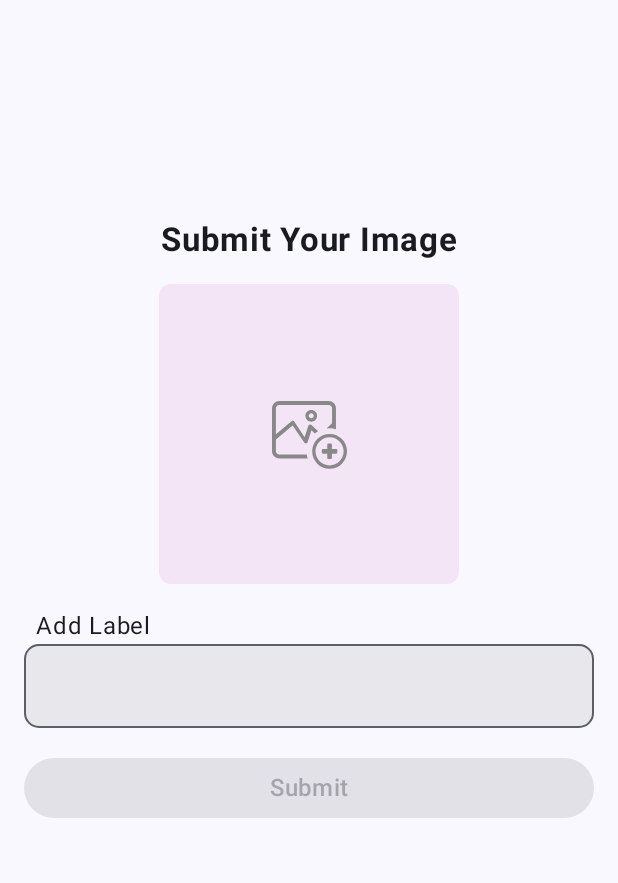
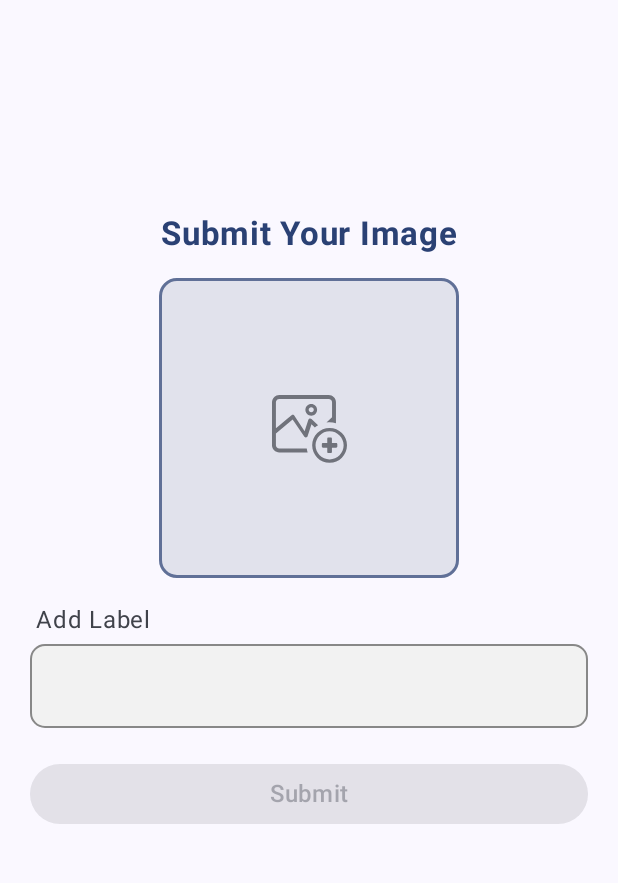
Before and after one commit to tanuj-j18/Jay-Labs-minibtp, an Android app built with Jetpack Compose: the screen it shows after launch (MainActivity), after a tap on "Skip", on a phone screen of 412 x 824 dp, the part 96-979 px from its top. Run offline under Robolectric (Android 15) with nearby library versions, the phone set to English and light mode, and no system bars; our stand-ins replace Dagger/Hilt's generated code, Firebase (no records; nobody signed in at launch, a user with empty details on screens opened directly); pictures from the network do not load.

Commit message:
Force pushing local changes

```diff
--- a/Jay-Labs-basic/app/src/main/java/com/example/jaylabs/MainActivity.kt
+++ b/Jay-Labs-basic/app/src/main/java/com/example/jaylabs/MainActivity.kt
@@ -35,6 +35,7 @@ class MainActivity : ComponentActivity() {
 
             val topBarHiddenRoutes = listOf(
                 Route.AuthScreen.route, Route.LogIn.route, Route.SignUp.route,
+                Route.ForgotPassword.route
             )
 
             val drawerState =  rememberDrawerState(DrawerValue.Closed)
--- a/Jay-Labs-basic/app/src/main/java/com/example/jaylabs/auth/signup/SignUpScreen.kt
+++ b/Jay-Labs-basic/app/src/main/java/com/example/jaylabs/auth/signup/SignUpScreen.kt
@@ -16,6 +16,7 @@ import androidx.compose.material3.ButtonDefaults
 import androidx.compose.material3.CircularProgressIndicator
 import androidx.compose.material3.Icon
 import androidx.compose.material3.IconButton
+import androidx.compose.material3.MaterialTheme
 import androidx.compose.material3.Text
 import androidx.compose.runtime.Composable
 import androidx.compose.runtime.LaunchedEffect
@@ -151,7 +152,7 @@ fun SignUpScreen(
                 name = "Log In",
                 text ="Already Have an Account",
                 colorName = Orange,
-                colorText = Color.Black
+                colorText = MaterialTheme.colorScheme.secondary
             )
 
         }
--- a/Jay-Labs-basic/app/src/main/java/com/example/jaylabs/home/HomeScreen.kt
+++ b/Jay-Labs-basic/app/src/main/java/com/example/jaylabs/home/HomeScreen.kt
@@ -4,8 +4,10 @@ import android.net.Uri
 import android.widget.Toast
 import androidx.activity.compose.rememberLauncherForActivityResult
 import androidx.activity.result.contract.ActivityResultContracts
+import androidx.compose.foundation.BorderStroke
 import androidx.compose.foundation.Image
 import androidx.compose.foundation.background
+import androidx.compose.foundation.border
 import androidx.compose.foundation.clickable
 import androidx.compose.foundation.layout.*
 import androidx.compose.foundation.shape.RoundedCornerShape
@@ -25,11 +27,8 @@ import com.example.jaylabs.R
 import com.example.jaylabs.utils.JayLabsTextField
 
 @Composable
-fun HomeScreen(
-    modifier: Modifier = Modifier,
-
-) {
-    val context= LocalContext.current
+fun HomeScreen(modifier: Modifier = Modifier) {
+    val context = LocalContext.current
     var selectedImageUri by remember { mutableStateOf<Uri?>(null) }
     var description by remember { mutableStateOf("") }
 
@@ -42,6 +41,7 @@ fun HomeScreen(
     Column(
         modifier = modifier
             .fillMaxSize()
+            .background(MaterialTheme.colorScheme.background)
             .padding(16.dp),
         horizontalAlignment = Alignment.CenterHorizontally,
         verticalArrangement = Arrangement.Center
@@ -49,35 +49,17 @@ fun HomeScreen(
         Text(
             text = "Submit Your Image",
             fontSize = 22.sp,
-            fontWeight = FontWeight.Bold
+            fontWeight = FontWeight.Bold,
+            color = MaterialTheme.colorScheme.primary
         )
 
         Spacer(modifier = Modifier.height(16.dp))
 
-        // Image Selection
-        Box(
-            modifier = Modifier
-                .size(200.dp)
-                .background(Color(0xFFF3E5F5), RoundedCornerShape(8.dp))
-                .clickable { imagePickerLauncher.launch("image/*") },
-            contentAlignment = Alignment.Center
-        ) {
-            if (selectedImageUri != null) {
-                Image(
-                    painter = rememberAsyncImagePainter(selectedImageUri),
-                    contentDescription = "Selected Image",
-                    contentScale = ContentScale.Crop,
-                    modifier = Modifier.fillMaxSize()
-                )
-            } else {
-                Icon(
-                    painter = painterResource(id = R.drawable.ic_add_photo), // Use your icon
-                    contentDescription = "Add Image",
-                    tint = Color.Gray,
-                    modifier = Modifier.size(50.dp)
-                )
-            }
-        }
+        // Image Picker Box
+        ImagePickerBox(
+            selectedImageUri = selectedImageUri,
+            onImageClick = { imagePickerLauncher.launch("image/*") }
+        )
 
         Spacer(modifier = Modifier.height(16.dp))
 
@@ -85,21 +67,61 @@ fun HomeScreen(
         JayLabsTextField(
             value = description,
             onValueChange = { description = it },
-            label = { Text("Add Label") },
+            label = { Text("Add Label", color = MaterialTheme.colorScheme.onSurfaceVariant) },
             modifier = Modifier.fillMaxWidth()
         )
 
         Spacer(modifier = Modifier.height(16.dp))
 
-        // Submit Button
+        // Submit Button with Improved Colors
         Button(
             onClick = {
-                Toast.makeText(context,"Submitting",Toast.LENGTH_SHORT).show()
+                Toast.makeText(context, "Submitting", Toast.LENGTH_SHORT).show()
             },
-            modifier = Modifier.fillMaxWidth(),
-            enabled = selectedImageUri != null && description.isNotBlank()
+            modifier = Modifier
+                .fillMaxWidth()
+                .padding(horizontal = 4.dp),
+            enabled = selectedImageUri != null && description.isNotBlank(),
+            colors = ButtonDefaults.buttonColors(
+                containerColor = MaterialTheme.colorScheme.primaryContainer,
+                contentColor = MaterialTheme.colorScheme.onPrimaryContainer
+            ),
+            elevation = ButtonDefaults.buttonElevation(defaultElevation = 4.dp)
         ) {
-            Text(text = "Submit", fontSize = 16.sp)
+            Text(text = "Submit", fontSize = 16.sp, fontWeight = FontWeight.SemiBold)
+        }
+
+    }
+}
+
+// Image Picker Box with Improved Colors & Borders
+@Composable
+fun ImagePickerBox(selectedImageUri: Uri?, onImageClick: () -> Unit) {
+    Box(
+        modifier = Modifier
+            .size(200.dp)
+            .clickable { onImageClick() }
+            .background(MaterialTheme.colorScheme.surfaceVariant, RoundedCornerShape(12.dp))
+            .border(
+                BorderStroke(2.dp, MaterialTheme.colorScheme.primary.copy(alpha = 0.7f)),
+                RoundedCornerShape(12.dp)
+            ),
+        contentAlignment = Alignment.Center
+    ) {
+        if (selectedImageUri != null) {
+            Image(
+                painter = rememberAsyncImagePainter(selectedImageUri),
+                contentDescription = "Selected Image",
+                contentScale = ContentScale.Crop,
+                modifier = Modifier.fillMaxSize()
+            )
+        } else {
+            Icon(
+                painter = painterResource(id = R.drawable.ic_add_photo),
+                contentDescription = "Add Image",
+                tint = MaterialTheme.colorScheme.onSurfaceVariant.copy(alpha = 0.7f),
+                modifier = Modifier.size(50.dp)
+            )
         }
     }
 }
--- a/Jay-Labs-basic/app/src/main/java/com/example/jaylabs/mainapp/MainApp.kt
+++ b/Jay-Labs-basic/app/src/main/java/com/example/jaylabs/mainapp/MainApp.kt
@@ -12,6 +12,7 @@ import androidx.navigation.compose.NavHost
 import androidx.navigation.compose.composable
 import com.example.jaylabs.home.HomeScreen
 import com.example.jaylabs.auth.AuthScreen
+import com.example.jaylabs.auth.ForgotPasswordScreen
 import com.example.jaylabs.auth.login.LogInScreen
 import com.example.jaylabs.auth.signup.SignUpScreen
 import com.example.jaylabs.pastreports.PastReportsScreen
@@ -49,7 +50,7 @@ fun MainApp(
             AuthScreen(navController = navController)
         }
         composable(Route.HomeScreen.route) {
-          HomeScreen()
+            HomeScreen()
         }
         composable(Route.LogIn.route) {
             LogInScreen(navController = navController)
@@ -65,6 +66,10 @@ fun MainApp(
             val reportDescription = backStackEntry.arguments?.getString("reportDescription")
             ReportDetailScreen(reportName = reportName, reportDescription = reportDescription)
         }
+        composable(Route.ForgotPassword.route) {
+            ForgotPasswordScreen(navController = navController)
+        }
+
 
     }
 }
--- a/Jay-Labs-basic/app/src/main/java/com/example/jaylabs/mainapp/Route.kt
+++ b/Jay-Labs-basic/app/src/main/java/com/example/jaylabs/mainapp/Route.kt
@@ -7,5 +7,6 @@ sealed class Route(val route: String) {
    data object SignUp : Route("sign_up")
    data object PastReports:Route("past_reports")
    data object ReportDetails:Route("report_detail")
+   data object ForgotPassword:Route("forgot_password")
 
 }
--- a/Jay-Labs-basic/app/src/main/java/com/example/jaylabs/pastreports/PastReportsScreen.kt
+++ b/Jay-Labs-basic/app/src/main/java/com/example/jaylabs/pastreports/PastReportsScreen.kt
@@ -1,5 +1,6 @@
 package com.example.jaylabs.pastreports
 
+import androidx.compose.foundation.background
 import androidx.compose.foundation.clickable
 import androidx.compose.foundation.layout.*
 import androidx.compose.foundation.lazy.LazyColumn
@@ -31,20 +32,23 @@ fun PastReportsScreen(
         Column(
             modifier = Modifier
                 .fillMaxSize()
+                .background(MaterialTheme.colorScheme.background)
                 .padding(paddingValues)  // ✅ Accounts for Scaffold padding
-                .padding(horizontal = 16.dp, vertical = 70.dp),  // ✅ Adjusts for left-right margins
+                .padding(start = 16.dp, top = 70.dp, end = 16.dp),  // ✅ Adjusts for left-right margins
             horizontalAlignment = Alignment.CenterHorizontally
         ) {
 
 
-
-
             LazyColumn(
                 modifier = Modifier.fillMaxSize(),  // ✅ Full height scrolling
-                contentPadding = PaddingValues(bottom = 16.dp) // ✅ Prevents bottom content clipping
+                contentPadding = PaddingValues(bottom = 8.dp) // ✅ Prevents bottom content clipping
             ) {
                 item {
-                    Text(text = "Your Past Reports", modifier = Modifier.fillMaxWidth(), fontSize = 22.sp, fontWeight = FontWeight.Bold, textAlign = TextAlign.Center)
+                    Text(
+                        text = "Your Past Reports", modifier = Modifier.fillMaxWidth(),
+                        fontSize = 22.sp, fontWeight = FontWeight.Bold, textAlign = TextAlign.Center,
+
+                    )
                     Spacer(modifier = Modifier.height(12.dp))
                 }
                 items(reports) { (reportName, reportDescription) ->
@@ -67,19 +71,23 @@ fun ReportItem(reportName: String, reportDescription: String, onClick: () -> Uni
             .fillMaxWidth()
             .padding(vertical = 8.dp)
             .clickable { onClick() },
-        colors = CardDefaults.cardColors(containerColor = Color(0xFFF3E5F5))
+        colors = CardDefaults.cardColors(
+            containerColor = MaterialTheme.colorScheme.surfaceVariant // ✅ Softer background for light mode
+        ),
+        elevation = CardDefaults.cardElevation(defaultElevation = 4.dp) // ✅ Adds slight shadow for depth
     ) {
         Column(modifier = Modifier.padding(16.dp)) {
             Text(
                 text = reportName,
                 fontSize = 18.sp,
-                fontWeight = FontWeight.Medium
+                fontWeight = FontWeight.Medium,
+                color = MaterialTheme.colorScheme.onSurface // ✅ High contrast text
             )
             Spacer(modifier = Modifier.height(4.dp))
             Text(
                 text = reportDescription,
                 fontSize = 14.sp,
-                color = Color.Gray
+                color = MaterialTheme.colorScheme.onSurface.copy(alpha = 0.7f) // ✅ Balanced contrast
             )
         }
     }
--- a/Jay-Labs-basic/app/src/main/java/com/example/jaylabs/ui/theme/Color.kt
+++ b/Jay-Labs-basic/app/src/main/java/com/example/jaylabs/ui/theme/Color.kt
@@ -11,3 +11,21 @@ val PurpleGrey40 = Color(0xFF625b71)
 val Pink40 = Color(0xFF7D5260)
 
 val Orange=Color(0xFFffa500)
+
+val DarkPrimary = Color(0xFFDF99F0)
+val DarkBackground = Color(0xFF121212)
+val DarkSurface = Color(0xFF1E1E1E)
+val DarkOnPrimary = Color(0xFF000000)
+val DarkOnBackground = Color(0xFFE0E0E0)
+
+val LightPrimary = Color(0xFFDF99F0)
+val LightBackground = Color(0xFFFFFFFF)
+val LightSurface = Color(0xFFF5F5F5)
+val LightOnPrimary = Color(0xFFFFFFFF)
+val LightOnBackground = Color(0xFF000000)
+
+val LightTitleColor = Color(0xFF212121)
+val LightDescriptionColor = Color(0xFF757575)
+
+val DarkTitleColor = Color(0xFFE0E0E0)
+val DarkDescriptionColor = Color(0xFFB0B0B0)
--- a/Jay-Labs-basic/app/src/main/java/com/example/jaylabs/ui/theme/Theme.kt
+++ b/Jay-Labs-basic/app/src/main/java/com/example/jaylabs/ui/theme/Theme.kt
@@ -1,6 +1,5 @@
 package com.example.jaylabs.ui.theme
 
-import android.app.Activity
 import android.os.Build
 import androidx.compose.foundation.isSystemInDarkTheme
 import androidx.compose.material3.MaterialTheme
@@ -12,26 +11,23 @@ import androidx.compose.runtime.Composable
 import androidx.compose.ui.platform.LocalContext
 
 private val DarkColorScheme = darkColorScheme(
-    primary = Purple80,
-    secondary = PurpleGrey80,
-    tertiary = Pink80
+    primary = DarkPrimary,
+    background = DarkBackground,
+    surface = DarkSurface,
+    onPrimary = DarkOnPrimary,
+    onBackground = DarkOnBackground,
+    onSurface = DarkTitleColor
 )
 
 private val LightColorScheme = lightColorScheme(
-    primary = Purple40,
-    secondary = PurpleGrey40,
-    tertiary = Pink40
+    primary = LightPrimary,
+    background = LightBackground,
+    surface = LightSurface,
+    onPrimary = LightOnPrimary,
+    onBackground = LightOnBackground,
+    onSurface = LightSurface
+)
 
-    /* Other default colors to override
-    background = Color(0xFFFFFBFE),
-    surface = Color(0xFFFFFBFE),
-    onPrimary = Color.White,
-    onSecondary = Color.White,
-    onTertiary = Color.White,
-    onBackground = Color(0xFF1C1B1F),
-    onSurface = Color(0xFF1C1B1F),
-    */
-)
 
 @Composable
 fun JayLabsTheme(
--- a/Jay-Labs-basic/app/src/main/java/com/example/jaylabs/utils/JayLabsTextField.kt
+++ b/Jay-Labs-basic/app/src/main/java/com/example/jaylabs/utils/JayLabsTextField.kt
@@ -4,6 +4,7 @@ import androidx.compose.foundation.interaction.MutableInteractionSource
 import androidx.compose.foundation.layout.Column
 import androidx.compose.foundation.layout.Row
 import androidx.compose.foundation.layout.Spacer
+import androidx.compose.foundation.layout.padding
 import androidx.compose.foundation.layout.size
 import androidx.compose.foundation.shape.RoundedCornerShape
 import androidx.compose.foundation.text.KeyboardActions
@@ -21,7 +22,6 @@ import androidx.compose.ui.text.TextStyle
 import androidx.compose.ui.text.font.FontWeight
 import androidx.compose.ui.text.input.VisualTransformation
 import androidx.compose.ui.unit.dp
-
 @Composable
 fun JayLabsTextField(
     value: String,
@@ -29,7 +29,10 @@ fun JayLabsTextField(
     modifier: Modifier = Modifier,
     enabled: Boolean = true,
     readOnly: Boolean = false,
-    textStyle: TextStyle = LocalTextStyle.current,
+    textStyle: TextStyle = LocalTextStyle.current.copy(
+        color = Color.Black, // Ensures text is always visible
+        fontWeight = FontWeight.Medium
+    ),
     label: @Composable (() -> Unit)? = null,
     placeholder: @Composable (() -> Unit)? = null,
     leadingIcon: @Composable (() -> Unit)? = null,
@@ -46,15 +49,16 @@ fun JayLabsTextField(
     minLines: Int = 1,
     interactionSource: MutableInteractionSource = remember { MutableInteractionSource() },
     shape: Shape = RoundedCornerShape(10.dp),
-    colors: TextFieldColors = OutlinedTextFieldDefaults.colors().copy(
-        unfocusedContainerColor = Color.LightGray.copy(0.4f),
+    colors: TextFieldColors = OutlinedTextFieldDefaults.colors(
+        unfocusedContainerColor = Color(0xFFF2F2F2),  // Light Gray
         focusedContainerColor = Color.White,
-
-        )
-
+        cursorColor = Color(0xFFFF9800),  // Orange
+        focusedBorderColor = Color(0xFFFF9800),  // Orange
+        unfocusedBorderColor = Color.Gray,
+        errorBorderColor = Color.Red
+    )
 ) {
     Column {
-
         label?.let {
             Row {
                 Spacer(Modifier.size(8.dp))
@@ -65,11 +69,12 @@ fun JayLabsTextField(
         OutlinedTextField(
             value = value,
             onValueChange = onValueChange,
-            modifier = modifier,
+            modifier = modifier.padding(4.dp), // Small padding for better alignment
             enabled = enabled,
             readOnly = readOnly,
             textStyle = textStyle.copy(
-                fontWeight = FontWeight.SemiBold
+                fontWeight = FontWeight.SemiBold,
+                fontSize = LocalTextStyle.current.fontSize // Keeps text size consistent
             ),
             placeholder = placeholder,
             leadingIcon = leadingIcon,
@@ -87,8 +92,5 @@ fun JayLabsTextField(
             shape = shape,
             colors = colors
         )
-
     }
-
-
 }
--- a/Jay-Labs-basic/app/src/main/java/com/example/jaylabs/utils/SideDrawer.kt
+++ b/Jay-Labs-basic/app/src/main/java/com/example/jaylabs/utils/SideDrawer.kt
@@ -26,6 +26,7 @@ import androidx.compose.material3.DrawerState
 import androidx.compose.material3.DrawerValue
 import androidx.compose.material3.HorizontalDivider
 import androidx.compose.material3.Icon
+import androidx.compose.material3.MaterialTheme
 import androidx.compose.material3.ModalNavigationDrawer
 import androidx.compose.material3.Text
 import androidx.compose.material3.rememberDrawerState
@@ -41,6 +42,7 @@ import androidx.compose.ui.Alignment
 import androidx.compose.ui.Modifier
 import androidx.compose.ui.draw.clip
 import androidx.compose.ui.graphics.Color
+import androidx.compose.ui.graphics.ColorFilter.Companion.tint
 import androidx.compose.ui.graphics.vector.ImageVector
 import androidx.compose.ui.res.painterResource
 import androidx.compose.ui.text.font.FontWeight
@@ -64,17 +66,20 @@ fun DrawerContent(
     navController: NavController,
     scope: CoroutineScope = rememberCoroutineScope(),
     drawerState: DrawerState,
-     drawerViewModel: DrawerViewModel= hiltViewModel()
+    drawerViewModel: DrawerViewModel = hiltViewModel()
 ) {
     val userId = firebaseAuth.currentUser?.uid
     val userName = drawerViewModel.userName.collectAsState()
 
-
+    val backgroundColor = MaterialTheme.colorScheme.surface
+    val textColor = MaterialTheme.colorScheme.onSurface
+    val dividerColor = MaterialTheme.colorScheme.outlineVariant
+    val buttonColor = MaterialTheme.colorScheme.error // Red button for logout
 
     Column(
         modifier = Modifier
             .fillMaxSize()
-            .background(Color.White)
+            .background(backgroundColor) // ✅ Dynamic background
             .padding(16.dp)
     ) {
         // Profile Section
@@ -84,16 +89,17 @@ fun DrawerContent(
                 contentDescription = "User Icon",
                 modifier = Modifier
                     .size(60.dp)
-                    .clip(CircleShape)
+                    .clip(CircleShape),
+                colorFilter = tint(MaterialTheme.colorScheme.primary)
             )
             Spacer(modifier = Modifier.width(12.dp))
             Column {
-                Text(text = "Hello,", color = Color.Gray)
-                Text(text = userName.value, fontSize = 20.sp, fontWeight = FontWeight.Bold)
+                Text(text = "Hello,", color = textColor.copy(alpha = 0.7f))
+                Text(text = userName.value, fontSize = 20.sp, fontWeight = FontWeight.Bold, color = textColor)
             }
         }
 
-        HorizontalDivider(modifier = Modifier.padding(vertical = 8.dp))
+        HorizontalDivider(color = dividerColor, modifier = Modifier.padding(vertical = 8.dp))
 
         // Menu Items
         Column {
@@ -105,7 +111,7 @@ fun DrawerContent(
             DrawerItem("Help", Icons.Default.Info) {}
         }
 
-        HorizontalDivider(modifier = Modifier.padding(vertical = 8.dp))
+        HorizontalDivider(color = dividerColor, modifier = Modifier.padding(vertical = 8.dp))
 
         // Reports Section
         LazyColumn(modifier = Modifier.weight(1f)) {
@@ -117,19 +123,20 @@ fun DrawerContent(
                         .fillMaxWidth()
                         .align(Alignment.CenterHorizontally),
                     fontSize = 20.sp,
-                    fontWeight = FontWeight.Bold
+                    fontWeight = FontWeight.Bold,
+                    color = textColor
                 )
             }
             items(List(4) { index -> "Report ${index + 1}" to "Description of Report ${index + 1}" }) { (name, desc) ->
                 ReportItem(reportName = name, reportDescription = desc) {
                     navController.navigate("${Route.ReportDetails.route}/$name/$desc")
-                    scope.launch {
-                        drawerState.close()
-                    }
+                    scope.launch { drawerState.close() }
                 }
             }
         }
+
         var showAlertDialog by remember { mutableStateOf(false) }
+
         // Logout Button
         Button(
             onClick = {
@@ -138,22 +145,19 @@ fun DrawerContent(
                 } else {
                     navController.navigate(Route.AuthScreen.route)
                 }
-
                 scope.launch { drawerState.close() }
             },
-            colors = ButtonDefaults.buttonColors(containerColor = Color.Red),
+            colors = ButtonDefaults.buttonColors(containerColor = buttonColor),
             modifier = Modifier
                 .fillMaxWidth()
                 .padding(top = 16.dp)
         ) {
-            Text(text = if (userId != null) "Sign Out" else "Sign In", color = Color.White)
+            Text(text = if (userId != null) "Sign Out" else "Sign In", color = MaterialTheme.colorScheme.onError)
         }
+
         if (showAlertDialog) {
             CustomAlertDialog(
-
-                onDismiss = {
-                    showAlertDialog = false
-                }
+                onDismiss = { showAlertDialog = false }
             ) {
                 showAlertDialog = false
                 navController.navigate(Route.AuthScreen.route)
@@ -161,12 +165,15 @@ fun DrawerContent(
             }
         }
     }
+}
 
-}
 
 
 @Composable
 fun DrawerItem(title: String, icon: ImageVector, onClick: () -> Unit) {
+    val textColor = MaterialTheme.colorScheme.onSurface
+    val iconColor = MaterialTheme.colorScheme.primary
+
     Row(
         verticalAlignment = Alignment.CenterVertically,
         modifier = Modifier
@@ -174,8 +181,8 @@ fun DrawerItem(title: String, icon: ImageVector, onClick: () -> Unit) {
             .clickable { onClick() }
             .padding(12.dp)
     ) {
-        Icon(icon, contentDescription = title, tint = Color.Gray)
+        Icon(icon, contentDescription = title, tint = iconColor) // ✅ Dynamic icon color
         Spacer(modifier = Modifier.width(12.dp))
-        Text(text = title, fontSize = 16.sp)
+        Text(text = title, fontSize = 16.sp, color = textColor) // ✅ Dynamic text color
     }
 }
```
Also changed, not shown: Jay-Labs-basic/app/src/main/java/com/example/jaylabs/auth/ForgotPasswordScreen.kt (added, +109 -0 lines), Jay-Labs-basic/app/src/main/java/com/example/jaylabs/auth/ForgotPasswordViewModel.kt (added, +38 -0 lines), Jay-Labs-basic/app/src/main/java/com/example/jaylabs/auth/login/LogInscreen.kt (+6 -2 lines), Jay-Labs-basic/app/src/main/java/com/example/jaylabs/utils/CustomAlertDialog.kt (+26 -9 lines).
